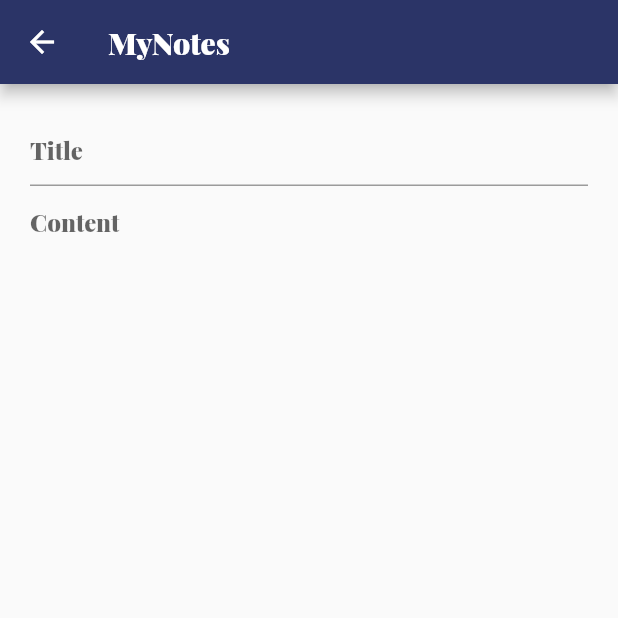
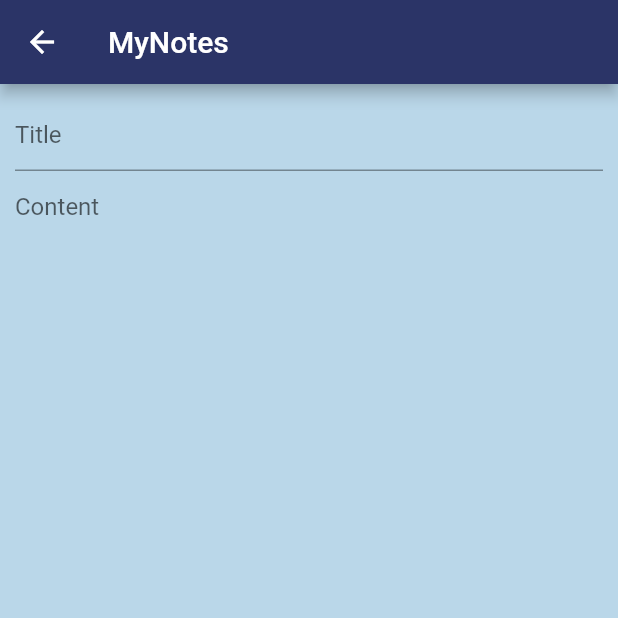
Before and after one commit to JosipTr/MyNotes, a Flutter app: the screen it shows after launch, after a tap on the "add" icon, on a phone screen of 412 x 824 dp, the top half of it. Run offline on Flutter 3.47's test engine with Material 2 defaults, Android fonts, the phone set to English and light mode, and no system bars; our stand-ins replace dartz, floor, flutter_bloc, get_it, go_router, sqflite; accounts and stored records are empty; generated files the repository leaves out were written again; project files that could hold a hidden picture were left out.

Commit message:
refactor code

```diff
--- a/lib/core/colors/generate_material_color.dart
+++ b/lib/core/colors/generate_material_color.dart
@@ -33,3 +33,5 @@
     shadeValue(color.green, factor),
     shadeValue(color.blue, factor),
     1);
+
+const labelColor = Color.fromRGBO(43, 52, 103, 1);
--- /dev/null
+++ b/lib/core/themes/theme.dart
@@ -0,0 +1,34 @@
+import 'package:flutter/material.dart';
+import '../colors/generate_material_color.dart';
+
+ThemeData getThemeData() {
+  return ThemeData(
+    textTheme: const TextTheme(
+      labelLarge: TextStyle(
+        color: labelColor,
+        fontSize: 16,
+        fontFamily: 'PlayfairDisplay',
+        fontWeight: FontWeight.bold,
+      ),
+      labelMedium: TextStyle(
+        color: labelColor,
+        fontFamily: 'PlayfairDisplay',
+        fontSize: 14,
+      ),
+      labelSmall: TextStyle(
+        color: labelColor,
+        fontFamily: 'PlayfairDisplay',
+        fontStyle: FontStyle.italic,
+        fontSize: 13,
+      ),
+    ),
+    cardColor: const Color.fromRGBO(252, 255, 231, 1),
+    colorScheme: ColorScheme.fromSwatch(
+      primarySwatch: generateMaterialColor(
+        const Color.fromRGBO(43, 52, 103, 1),
+      ),
+    ).copyWith(
+      background: const Color.fromRGBO(186, 215, 233, 1),
+    ),
+  );
+}
--- a/lib/features/my_notes/presentation/pages/add_modify_note_page.dart
+++ b/lib/features/my_notes/presentation/pages/add_modify_note_page.dart
@@ -9,6 +9,13 @@
 class AddModifyNotePage extends StatelessWidget {
   final Note? note;
   const AddModifyNotePage({super.key, this.note});
+
+  String _getDateTime() {
+    final dateTime = DateTime.now();
+    final dateFormat = DateFormat.yMd();
+    final newDate = dateFormat.format(dateTime);
+    return newDate;
+  }
 
   void _addNote(
       TextEditingController titleController,
@@ -27,24 +34,17 @@
           note == null) {
         Navigator.of(context).pop();
       } else if (note != null) {
-        final dateTime = DateTime.now();
-        final dateFormat = DateFormat.yMd();
-        final newDate = dateFormat.format(dateTime);
         note!.title = titleController.text.trim();
         note!.content = contentController.text.trim();
-        note!.date = newDate;
+        note!.date = _getDateTime();
         action.add(UpdateNoteEvent(note!));
         action.add(const GetAllNotesEvent());
         Navigator.of(context).pop();
       } else {
-        var dateTime = DateTime.now();
-        var dateFormat = DateFormat.yMd();
-        var newDate = dateFormat.format(dateTime);
-        print(newDate);
         final newNote = Note(
-          title: titleController.text.trim(),
+          title: titleController.text.toUpperCase().trim(),
           content: contentController.text.trim(),
-          date: newDate,
+          date: _getDateTime(),
         );
         action.add(InsertNoteEvent(newNote));
         action.add(const GetAllNotesEvent());
@@ -73,7 +73,9 @@
           return true;
         },
         child: Container(
-          margin: const EdgeInsets.all(20),
+          color: Theme.of(context).colorScheme.background,
+          child: Container(
+            margin: const EdgeInsets.all(10),
             child: Column(
               children: [
                 TextFormField(
@@ -83,6 +85,8 @@
                   ),
                 ),
                 TextFormField(
+                  maxLines: null,
+                  keyboardType: TextInputType.multiline,
                   controller: contentController,
                   decoration: const InputDecoration(
                     hintText: 'Content',
@@ -93,6 +97,7 @@
             ),
           ),
         ),
+      ),
     );
   }
 }
--- a/lib/features/my_notes/presentation/pages/home_page.dart
+++ b/lib/features/my_notes/presentation/pages/home_page.dart
@@ -11,6 +11,7 @@
 
   @override
   Widget build(BuildContext context) {
+    print('build homepage');
     return Scaffold(
       appBar: AppBar(
         title: const Text('MyNotes'),
--- a/lib/main.dart
+++ b/lib/main.dart
@@ -1,7 +1,7 @@
 import 'package:flutter/material.dart';
 import 'package:flutter_bloc/flutter_bloc.dart';
-import 'package:flutter_notes/core/colors/generate_material_color.dart';
 
+import 'core/themes/theme.dart';
 import 'features/my_notes/presentation/bloc/note_bloc.dart';
 import 'features/my_notes/presentation/bloc/note_event.dart';
 import 'features/my_notes/presentation/pages/home_page.dart';
@@ -23,22 +23,7 @@
       child: MaterialApp(
         debugShowCheckedModeBanner: false,
         title: 'NotesApp',
-        theme: ThemeData(
-          fontFamily: 'PlayfairDisplay',
-          textTheme: const TextTheme(
-            labelLarge: TextStyle(
-              color: Color.fromRGBO(43, 52, 103, 1),
-            ),
-          ),
-          cardColor: const Color.fromRGBO(252, 255, 231, 1),
-          colorScheme: ColorScheme.fromSwatch(
-            primarySwatch: generateMaterialColor(
-              const Color.fromRGBO(43, 52, 103, 1),
-            ),
-          ).copyWith(
-            background: const Color.fromRGBO(186, 215, 233, 1),
-          ),
-        ),
+        theme: getThemeData(),
         home: const HomePage(),
       ),
     );
--- a/pubspec.yaml
+++ b/pubspec.yaml
@@ -40,6 +40,7 @@
   get_it: ^7.2.0
   flutter_bloc: ^8.1.2
   intl: ^0.18.0
+  go_router: ^6.2.0
 
 dev_dependencies:
   flutter_test:
@@ -91,7 +92,12 @@
   fonts:
     - family: PlayfairDisplay
       fonts:
+        - asset: assets/fonts/PlayfairDisplay-Regular.ttf
         - asset: assets/fonts/PlayfairDisplay-Black.ttf
+        # - asset: assets/fonts/PlayfairDisplay-Bold.ttf
+        #   weight: 700
+        - asset: assets/fonts/PlayfairDisplay-Italic.ttf
+          style: italic
   #         style: italic
   #   - family: Trajan Pro
   #     fonts:
```
Also changed, not shown: lib/core/routes/router.dart (added, +18 -0 lines), lib/features/my_notes/presentation/widgets/list_item.dart (+3 -7 lines), lib/features/my_notes/data/datasources/local_data_sources/database/database.g.dart, pubspec.lock. Lines whose indentation alone changed are shown as unchanged.
